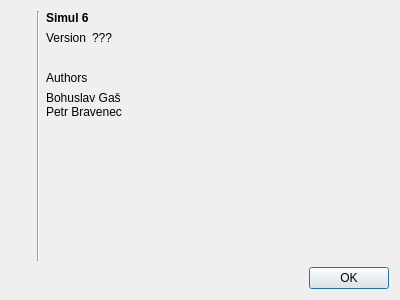
Qt form src/widgets/about.ui (hobrasoft/simul6) before a commit.
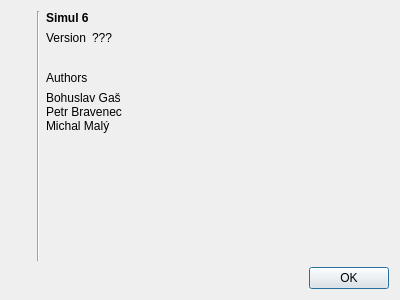
The same form after that commit. Icons and pictures are not drawn.

The edit to the form file:
```diff
--- a/src/widgets/about.ui
+++ b/src/widgets/about.ui
@@ -104,7 +104,7 @@
      <item>
       <widget class="QLabel" name="f_authors">
        <property name="text">
-        <string>&lt;html&gt;&lt;head/&gt;&lt;body&gt;&lt;p&gt;Bohuslav Gaš&lt;br/&gt;Petr Bravenec&lt;/p&gt;&lt;/body&gt;&lt;/html&gt;</string>
+        <string>&lt;html&gt;&lt;head/&gt;&lt;body&gt;&lt;p&gt;Bohuslav Gaš&lt;br/&gt;Petr Bravenec&lt;br/&gt;Michal Malý&lt;/p&gt;&lt;/body&gt;&lt;/html&gt;</string>
        </property>
       </widget>
      </item>
```
